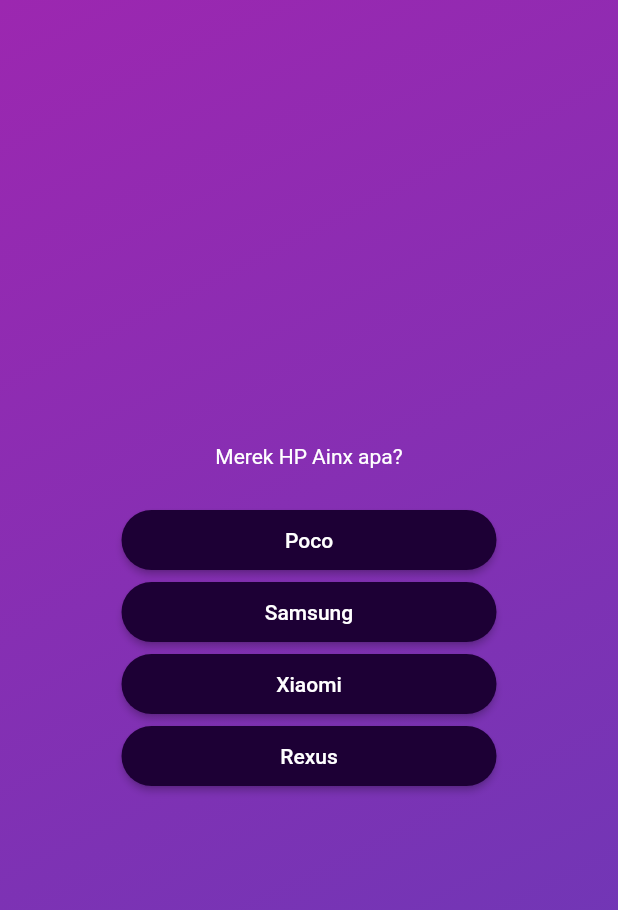
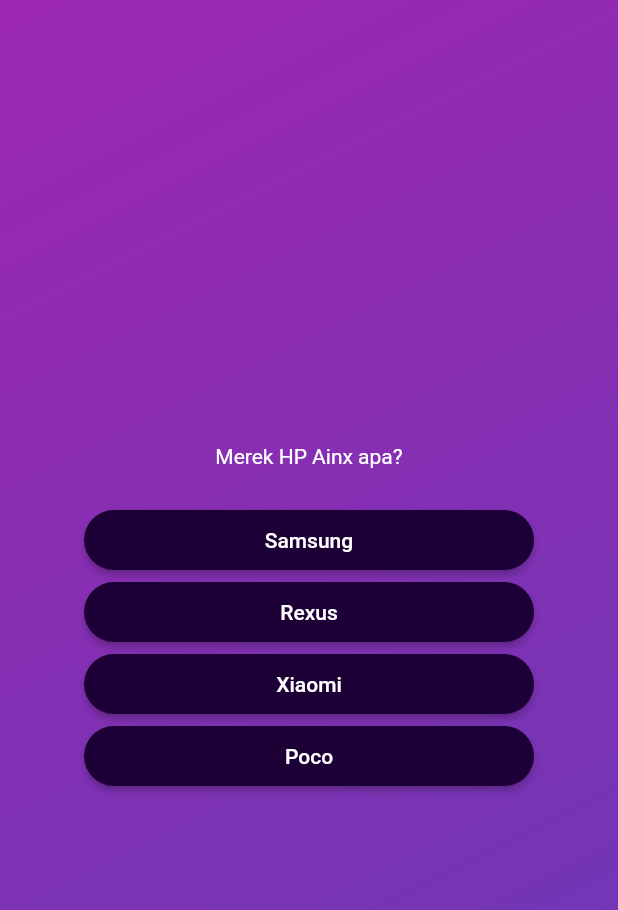
Before and after one commit to FajarRAP/advanced_basics_flutter, a Flutter app: the screen it shows after launch, after a tap on "Mulai Kuis", on a phone screen of 412 x 824 dp. Shown: the top 910 px of the screen. Run offline on Flutter 3.47's test engine with Material 2 defaults, Android fonts, the phone set to English and light mode, and no system bars.

Commit message:
cetak tombol dengan list to map dan ngacak opsi

```diff
--- a/lib/layar_pertanyaan.dart
+++ b/lib/layar_pertanyaan.dart
@@ -25,22 +25,9 @@ class _LayarPertanyaanState extends State<LayarPertanyaan> {
             ),
           ),
           const SizedBox(height: 24),
-          TombolJawaban(
-            tombolnya: () {},
-            opsiJawaban: pertanyaan[0].opsiJawaban[0],
-          ),
-          TombolJawaban(
-            tombolnya: () {},
-            opsiJawaban: pertanyaan[0].opsiJawaban[1],
-          ),
-          TombolJawaban(
-            tombolnya: () {},
-            opsiJawaban: pertanyaan[0].opsiJawaban[2],
-          ),
-          TombolJawaban(
-            tombolnya: () {},
-            opsiJawaban: pertanyaan[0].opsiJawaban[3],
-          ),
+          ...pertanyaan[0].getOpsiJawabanAcak().map((opsi) {
+            return TombolJawaban(tombolnya: () {}, opsiJawaban: opsi);
+          }),
         ],
       ),
     );
--- a/lib/models/pertanyaan_kuis.dart
+++ b/lib/models/pertanyaan_kuis.dart
@@ -3,4 +3,10 @@ class PertanyaanKuis {
 
   final String soal;
   final List<String> opsiJawaban;
+
+  List<String> getOpsiJawabanAcak() {
+    final List<String> acak = List.of(opsiJawaban);
+    acak.shuffle();
+    return acak;
+  }
 }
--- a/lib/tombol_jawaban.dart
+++ b/lib/tombol_jawaban.dart
@@ -24,7 +24,7 @@ class TombolJawaban extends StatelessWidget {
           vertical: 12,
           horizontal: 44,
         ),
-        minimumSize: const Size(250, 40),
+        minimumSize: const Size(300, 40),
       ),
       child: Text(opsiJawaban),
     );
```
Also changed, not shown: 1 other file.
